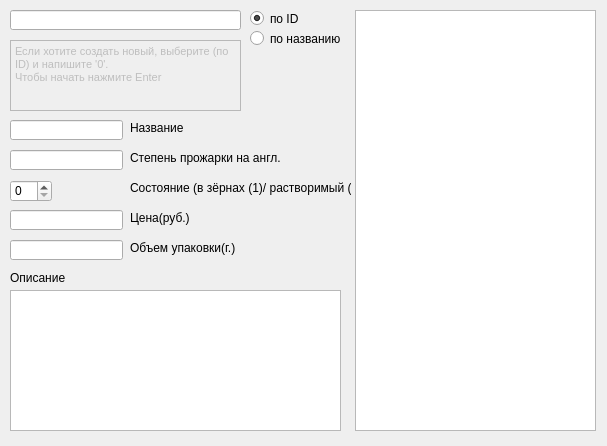
First picture: the form in addEditCoffeeForm.ui, repository IlmirSharifullin/coffee, before the edit.
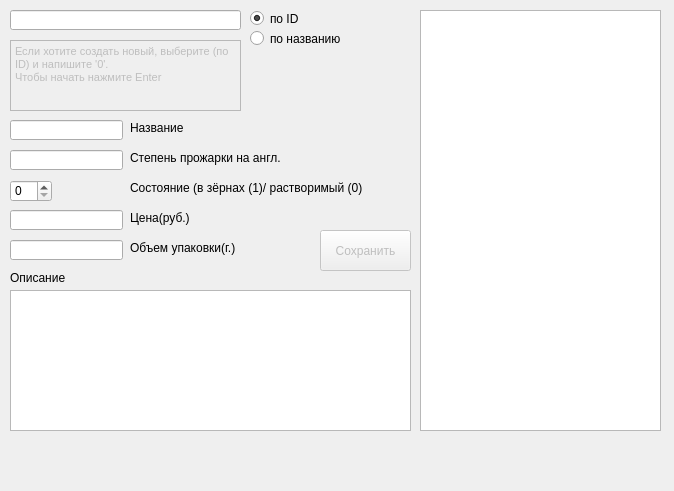
Second picture: the form after the edit.

Commit message: Изменения (Капучино)

The edit to the form file:
```diff
--- a/addEditCoffeeForm.ui
+++ b/addEditCoffeeForm.ui
@@ -6,8 +6,8 @@
    <rect>
     <x>0</x>
     <y>0</y>
-    <width>607</width>
-    <height>446</height>
+    <width>674</width>
+    <height>491</height>
    </rect>
   </property>
   <property name="windowTitle">
@@ -17,7 +17,7 @@
    <widget class="QTableWidget" name="tableWidget">
     <property name="geometry">
      <rect>
-      <x>355</x>
+      <x>420</x>
       <y>10</y>
       <width>241</width>
       <height>421</height>
@@ -45,7 +45,7 @@
      <rect>
       <x>250</x>
       <y>30</y>
-      <width>91</width>
+      <width>121</width>
       <height>17</height>
      </rect>
     </property>
@@ -113,7 +113,7 @@
      <rect>
       <x>130</x>
       <y>150</y>
-      <width>151</width>
+      <width>191</width>
       <height>16</height>
      </rect>
     </property>
@@ -126,7 +126,7 @@
      <rect>
       <x>130</x>
       <y>180</y>
-      <width>221</width>
+      <width>261</width>
       <height>16</height>
      </rect>
     </property>
@@ -221,11 +221,27 @@
      <rect>
       <x>10</x>
       <y>290</y>
-      <width>331</width>
+      <width>401</width>
       <height>141</height>
      </rect>
     </property>
    </widget>
+   <widget class="QPushButton" name="save">
+    <property name="enabled">
+     <bool>false</bool>
+    </property>
+    <property name="geometry">
+     <rect>
+      <x>320</x>
+      <y>230</y>
+      <width>91</width>
+      <height>41</height>
+     </rect>
+    </property>
+    <property name="text">
+     <string>Сохранить</string>
+    </property>
+   </widget>
   </widget>
  </widget>
  <resources/>
```
Left out of the diff: 10 changed lines with no effect on the pictures. The commit also changes 2 other files.
